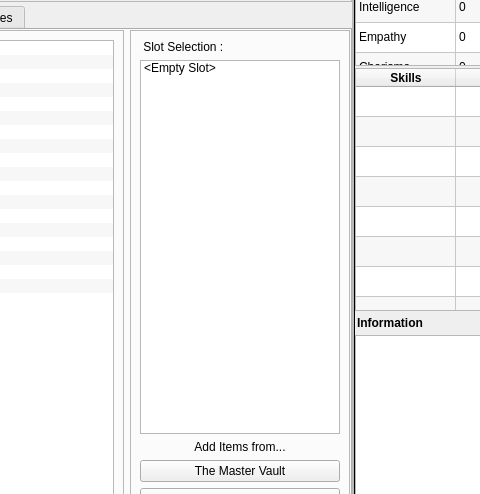
First picture: the form in gbx.ui, repository haydena23/TempStar, before the edit; both pictures show x 393 to 873 and y 198 to 692 of the 1200 by 800 pixel window.
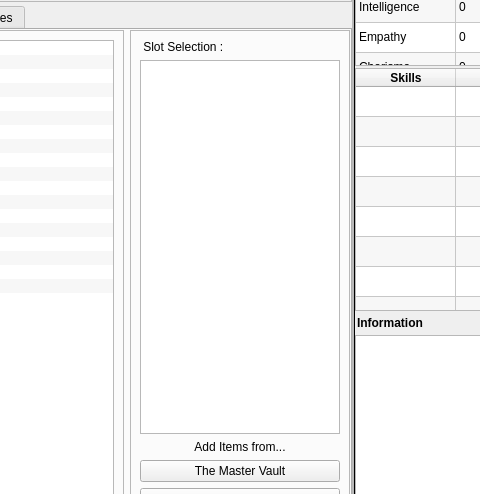
Second picture: the form after the edit.

Commit message: Item selection working, as well as slot specific items showing

```diff
--- a/gbx.ui
+++ b/gbx.ui
@@ -1185,11 +1185,6 @@
                    <property name="selectionRectVisible">
                     <bool>true</bool>
                    </property>
-                   <item>
-                    <property name="text">
-                     <string>&lt;Empty Slot&gt;</string>
-                    </property>
-                   </item>
                   </widget>
                  </item>
                  <item>
```
Left out of the diff: 2 changed lines with no effect on the pictures. The commit also changes 8 other files.
